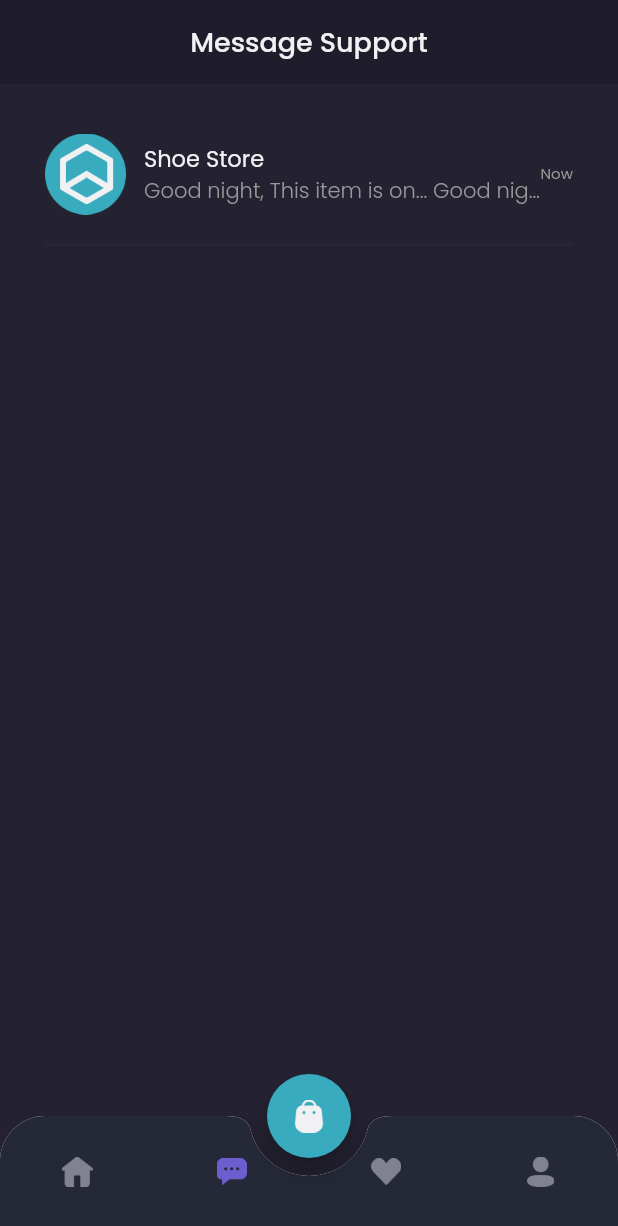
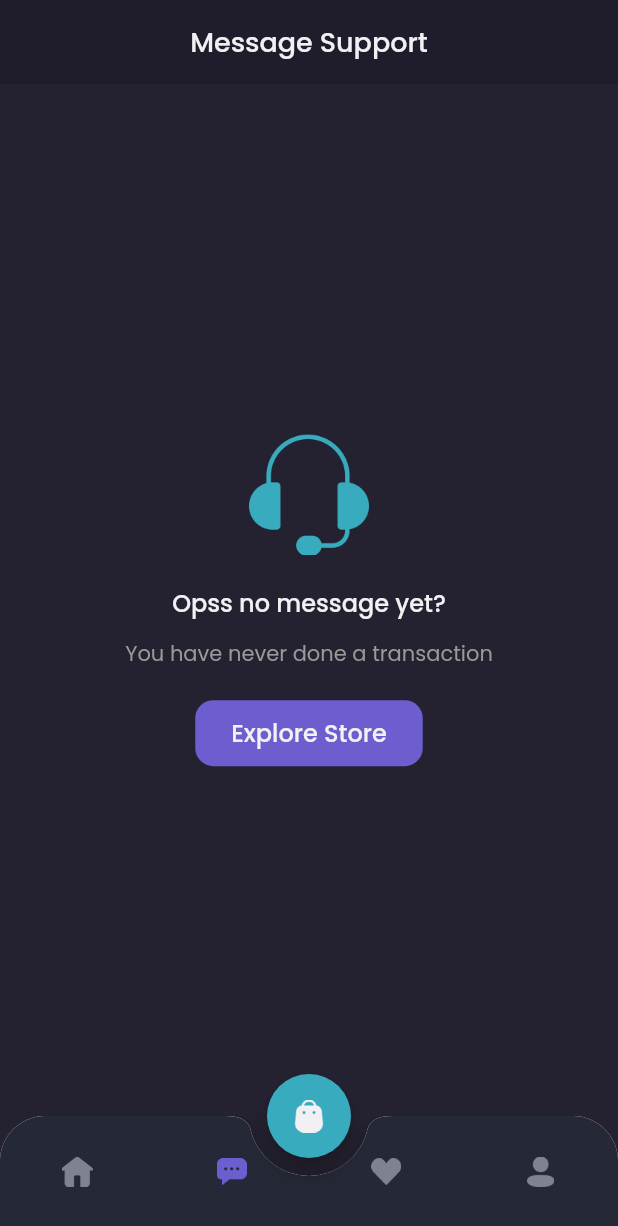
Before and after one commit to zeddinfo/ShamoOnlineShopFlutter, a Flutter app: the MainPage screen opened by its route, item 2 of the bottom bar chosen, on a phone screen of 412 x 824 dp. Shown: the top 1226 px of the screen. Run offline on Flutter 3.47's test engine with Material 2 defaults, Android fonts, the phone set to English and light mode, and no system bars; our stand-ins replace cloud_firestore, firebase_core, google_fonts; accounts and stored records are empty; network calls fail.

Commit message:
add chat

```diff
--- a/lib/models/message_model.dart
+++ b/lib/models/message_model.dart
@@ -27,7 +27,7 @@ class MessageModel {
     userName = json['userName'];
     userImage = json['userImage'];
     isFromUser = json['isFromUser'];
-    product = json['product'] == {}
+    product = json['product'].isEmpty
         ? UninitializedProductModel()
         : ProductModel.fromJson(json['product']);
     createdAt = DateTime.parse(json['createdAt']);
--- a/lib/models/product_model.dart
+++ b/lib/models/product_model.dart
@@ -47,8 +47,8 @@ class ProductModel {
       'tags': tags,
       'category': category.toJson(),
       'galleries': galleries.map((gallery) => gallery.toJson()).toList(),
-      'createdAt': createdAt.toString(),
-      'updatedAt': updatedAt.toString(),
+      'created_at': createdAt.toString(),
+      'updated_at': updatedAt.toString(),
     };
   }
 }
--- a/lib/pages/detail_chat_page.dart
+++ b/lib/pages/detail_chat_page.dart
@@ -1,5 +1,6 @@
 import 'package:flutter/material.dart';
 import 'package:provider/provider.dart';
+import 'package:shamo/models/message_model.dart';
 import 'package:shamo/models/product_model.dart';
 import 'package:shamo/providers/auth_provider.dart';
 import 'package:shamo/services/message_service.dart';
@@ -191,22 +192,29 @@ class _DetailChatPageState extends State<DetailChatPage> {
     }
 
     Widget content() {
-      return ListView(
-        padding: EdgeInsets.symmetric(
-          horizontal: defaultMargin,
-        ),
-        children: [
-          ChatBubble(
-            isSender: true,
-            text: 'Hi, This item is still available?',
-            hasProduct: true,
-          ),
-          ChatBubble(
-            isSender: false,
-            text: 'Good night, This item is only available in size 42 and 43',
-          ),
-        ],
-      );
+      return StreamBuilder<List<MessageModel>>(
+          stream: MessageService()
+              .getMessagesByUserId(userId: authProvider.user.id),
+          builder: (context, snapshot) {
+            if (snapshot.hasData) {
+              return ListView(
+                padding: EdgeInsets.symmetric(
+                  horizontal: defaultMargin,
+                ),
+                children: snapshot.data
+                    .map((MessageModel message) => ChatBubble(
+                          isSender: message.isFromUser,
+                          text: message.message,
+                          product: message.product,
+                        ))
+                    .toList(),
+              );
+            } else {
+              return Center(
+                child: CircularProgressIndicator(),
+              );
+            }
+          });
     }
 
     return Scaffold(
--- a/lib/pages/home/chat_page.dart
+++ b/lib/pages/home/chat_page.dart
@@ -1,4 +1,8 @@
 import 'package:flutter/material.dart';
+import 'package:provider/provider.dart';
+import 'package:shamo/models/message_model.dart';
+import 'package:shamo/providers/auth_provider.dart';
+import 'package:shamo/services/message_service.dart';
 import 'package:shamo/widgets/chat_tile.dart';
 
 import '../../theme.dart';
@@ -6,6 +10,8 @@ import '../../theme.dart';
 class ChatPage extends StatelessWidget {
   @override
   Widget build(BuildContext context) {
+    AuthProvider authProvider = Provider.of<AuthProvider>(context);
+
     Widget header() {
       return AppBar(
         backgroundColor: backgroundColor1,
@@ -84,6 +90,15 @@ class ChatPage extends StatelessWidget {
     }
 
     Widget content() {
+      return StreamBuilder<List<MessageModel>>(
+          stream: MessageService()
+              .getMessagesByUserId(userId: authProvider.user.id),
+          builder: (context, snapshot) {
+            if (snapshot.hasData) {
+              if (snapshot.data.length == 0) {
+                return emptyChat();
+              }
+
               return Expanded(
                 child: Container(
                   width: double.infinity,
@@ -93,11 +108,15 @@ class ChatPage extends StatelessWidget {
                       horizontal: defaultMargin,
                     ),
                     children: [
-              ChatTile(),
+                      ChatTile(snapshot.data[snapshot.data.length - 1]),
                     ],
                   ),
                 ),
               );
+            } else {
+              return emptyChat();
+            }
+          });
     }
 
     return Column(
--- a/lib/widgets/chat_tile.dart
+++ b/lib/widgets/chat_tile.dart
@@ -1,9 +1,13 @@
 import 'package:flutter/material.dart';
+import 'package:shamo/models/message_model.dart';
 import 'package:shamo/models/product_model.dart';
 import 'package:shamo/pages/detail_chat_page.dart';
 import 'package:shamo/theme.dart';
 
 class ChatTile extends StatelessWidget {
+  final MessageModel message;
+  ChatTile(this.message);
+
   @override
   Widget build(BuildContext context) {
     return GestureDetector(
@@ -41,7 +45,7 @@ class ChatTile extends StatelessWidget {
                         ),
                       ),
                       Text(
-                        'Good night, This item is on... Good night, This item is on...',
+                        message.message,
                         style: secondaryTextStyle.copyWith(
                           fontWeight: light,
                         ),
```
Also changed, not shown: lib/services/message_service.dart (+25 -0 lines), lib/widgets/chat_bubble.dart (+8 -7 lines). Lines whose indentation alone changed are shown as unchanged.
